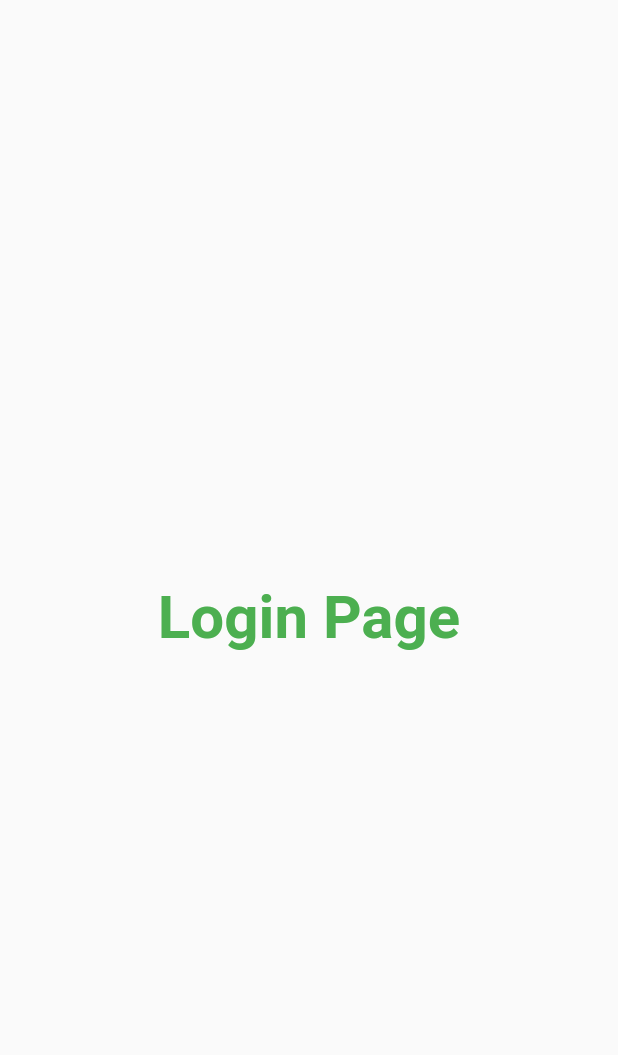
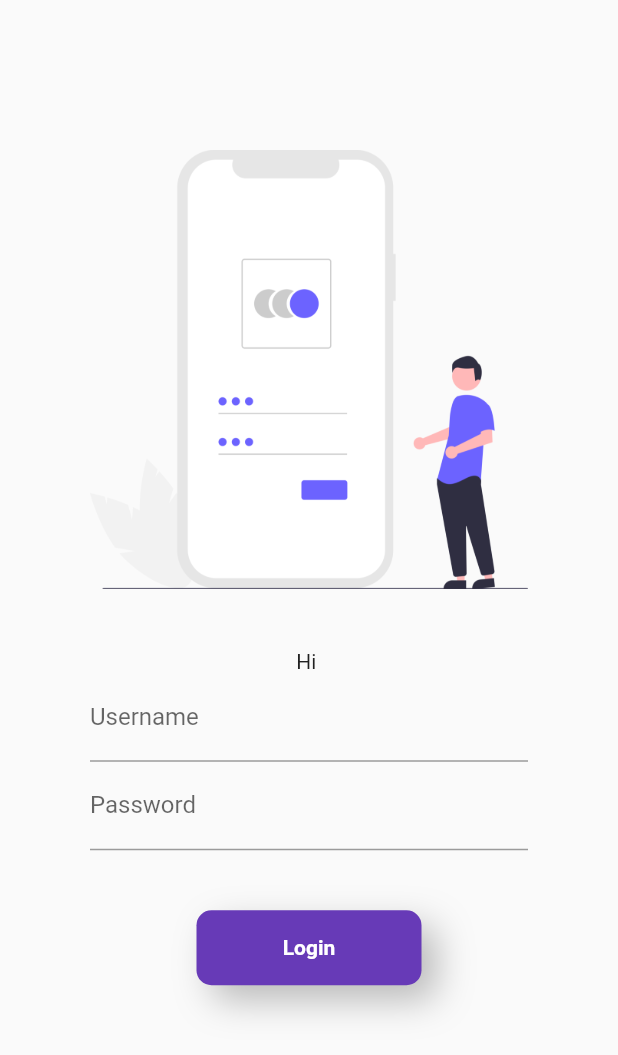
Before and after one commit to syamraju/Deathbreaker_study, a Flutter app: the screen it shows after launch, on a phone screen of 412 x 824 dp. Shown: the top 1055 px of the screen. Run offline on Flutter 3.47's test engine with Material 2 defaults, Android fonts, the phone set to English and light mode, and no system bars; our stand-ins replace google_fonts.

Commit message:
day 5 completed

```diff
--- a/lib/Pages/login.dart
+++ b/lib/Pages/login.dart
@@ -1,19 +1,101 @@
+import 'dart:ui';
 import 'package:flutter/cupertino.dart';
 import 'package:flutter/material.dart';
+import 'package:google_fonts/google_fonts.dart';
+import 'package:untitled/Utilities/routies.dart';
 
-class loginpage extends StatelessWidget {
+class loginpage extends StatefulWidget {
   const loginpage({Key? key}) : super(key: key);
 
   @override
+  State<loginpage> createState() => _loginpageState();
+}
+String name = "";
+bool Change = false;
+class _loginpageState extends State<loginpage> {
+  @override
   Widget build(BuildContext context) {
     return Material(
-      child: Center(
-        child: Container(
-          child: Text("Login Page",style: TextStyle(
-            fontSize: 40,
-            fontWeight: FontWeight.bold,
-            color: Colors.green,
-          ),
+      child: Padding(
+        padding: const EdgeInsets.all(60.0),
+        child: SingleChildScrollView(
+          child: Column(
+            children: [
+              SizedBox(
+                height: 40.0,
+              ),
+              Image.asset("assets/images/undraw_Access_account_re_8spm_1.png",fit: BoxFit.cover,),
+              SizedBox(
+                height: 40.0,
+              ),
+              Text("Hi $name"),
+              TextFormField(
+                decoration: InputDecoration(
+                  labelText: "Username",
+                  hintText: "Enter Username",
+                ),
+                onChanged: (value){
+                  name = value ;
+                  setState(() {});
+                },
+              ),
+              TextFormField(
+                obscureText: true,
+                decoration: InputDecoration(
+                  labelText: "Password",
+                  hintText: "Enter Password",
+                ),
+              ),
+              SizedBox(
+                height: 40.0,
+              ),
+              InkWell(
+                onTap: () async {
+                  Navigator.pushNamed(context, MyRoutes.HomeRoute);
+                  setState(() {
+                    Change = true;
+                  });
+                  await Future.delayed(Duration(seconds: 1));
+                },
+                child: AnimatedContainer(
+                  duration: Duration(seconds: 1),
+                  height : 50.0,
+                  width : 150.0,
+                  child: Center(
+                    child:Change? Icon(Icons.done,color: Colors.white,) : Text("Login",
+                    style:TextStyle(
+                      fontWeight : FontWeight.bold,
+                      color: Colors.white,
+                    ),
+                    ),
+                  ),
+                  decoration: BoxDecoration(
+                    color: Colors.deepPurple,
+                    borderRadius: BorderRadius.circular(10),
+                    boxShadow: [
+                      BoxShadow(
+                        blurRadius: 20.0,
+                        color: Colors.black26,
+                        offset: Offset(10.0,10.0),
+                        spreadRadius: 0,
+                      )
+                    ]
+                  ),
+                ),
+              )// ElevatedButton(
+              //   onPressed:(){
+              //     print("Hai world");
+              //     Navigator.pushNamed(context, MyRoutes.HomeRoute);
+              //   },
+              //   child: Text("Login"),
+              //   style: TextButton.styleFrom(
+              //       minimumSize: Size(100, 40),
+              //       textStyle: TextStyle(
+              //           fontWeight: FontWeight.bold
+              //       )
+              //   ),
+              // ),
+            ],
           ),
         ),
       ),
--- /dev/null
+++ b/lib/Utilities/routies.dart
@@ -0,0 +1,4 @@
+class MyRoutes {
+  static String LoginRoute = '/login';
+  static String HomeRoute = '/home';
+}
--- a/lib/main.dart
+++ b/lib/main.dart
@@ -1,4 +1,5 @@
 import 'package:flutter/material.dart';
+import 'package:untitled/Utilities/routies.dart';
 import 'Pages/home_page.dart';
 import 'Pages/login.dart';
 
@@ -12,16 +13,17 @@ class MyApp extends StatelessWidget {
   @override
   Widget build(BuildContext context) {
     return MaterialApp(
+      debugShowCheckedModeBanner: false,
       themeMode: ThemeMode.light,
       theme: ThemeData(
-        primarySwatch: Colors.green
+        primarySwatch: Colors.blue
       ),
       darkTheme: ThemeData(
         brightness: Brightness.dark
       ),
       routes: {
         "/":(Context) => loginpage(),
-        "/login":(Context) => loginpage(),
+        MyRoutes.HomeRoute:(Context) => homepage(),
       },
     );
   }
--- a/pubspec.yaml
+++ b/pubspec.yaml
@@ -34,6 +34,7 @@ dependencies:
   # The following adds the Cupertino Icons font to your application.
   # Use with the CupertinoIcons class for iOS style icons.
   cupertino_icons: ^1.0.2
+  google_fonts: ^2.1.0
 
 dev_dependencies:
   flutter_test:
@@ -58,9 +59,8 @@ flutter:
   uses-material-design: true
 
   # To add assets to your application, add an assets section, like this:
-  # assets:
-  #   - images/a_dot_burr.jpeg
-  #   - images/a_dot_ham.jpeg
+  assets:
+    - assets/images/
 
   # An image asset can refer to one or more resolution-specific "variants", see
   # https://flutter.dev/assets-and-images/#resolution-aware.
```
Also changed, not shown: assets/images/undraw_Access_account_re_8spm 1.png (deleted), pubspec.lock.
